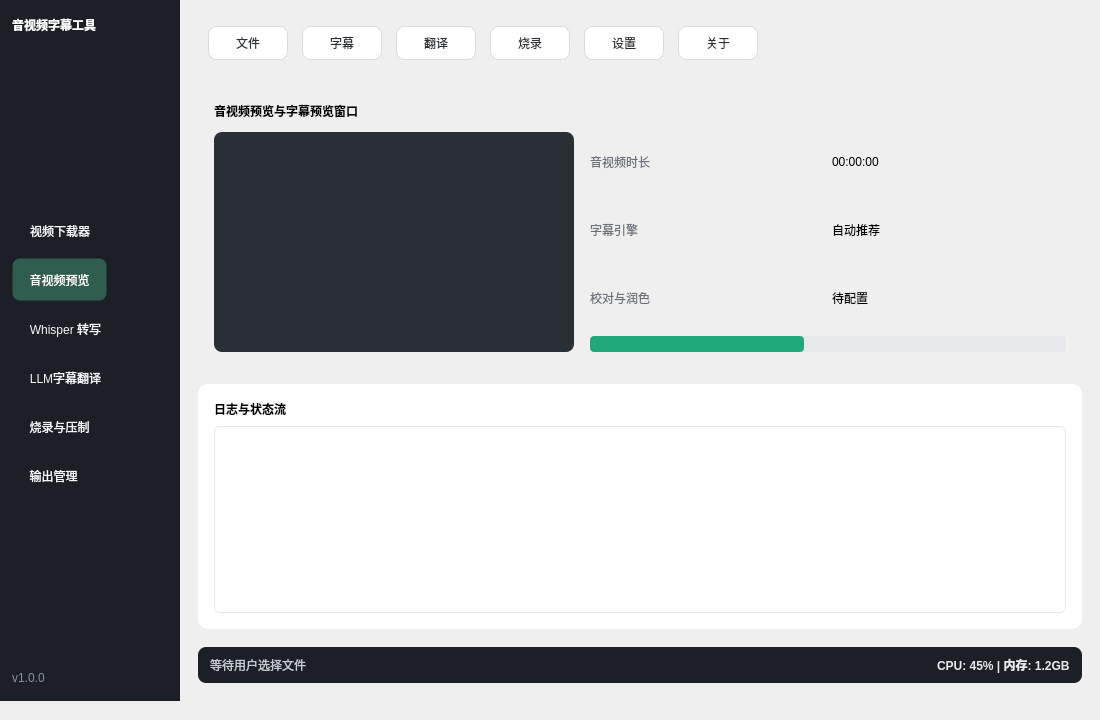
Harland-Liwalit/qSrtTool, file mainwindow.ui: the form before one commit.
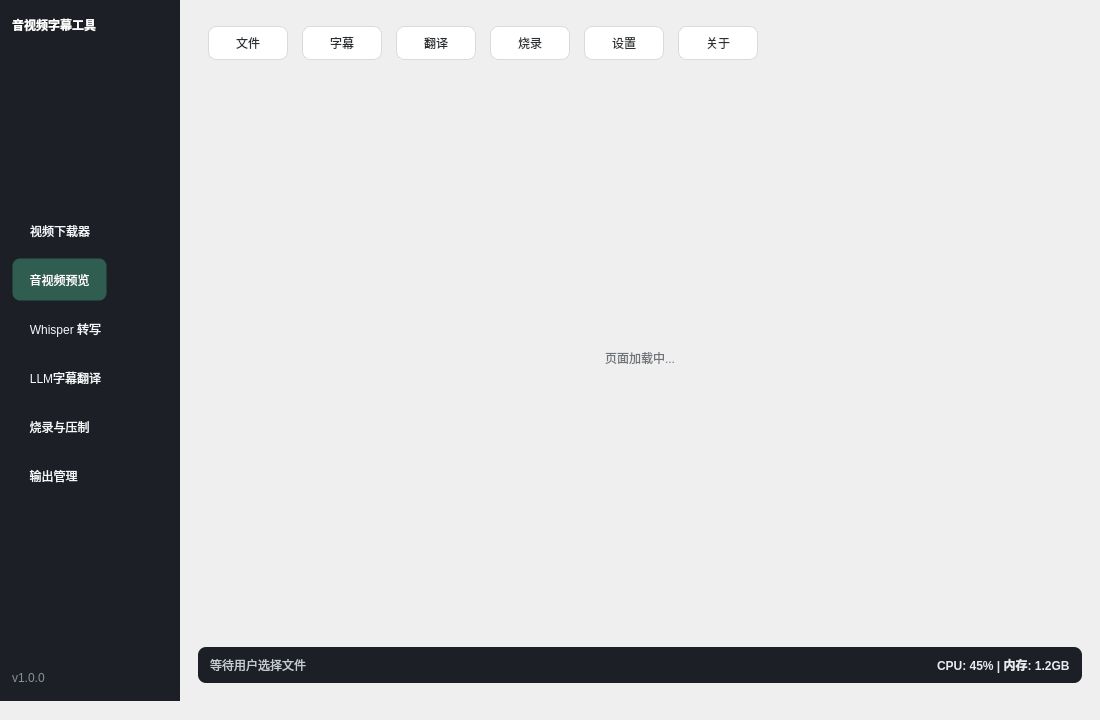
The form after the commit.

Commit message: 子页分离，流状态栏槽函数实现

What changed in the file:
```diff
--- a/mainwindow.ui
+++ b/mainwindow.ui
@@ -340,239 +340,35 @@
         <property name="currentIndex">
          <number>0</number>
         </property>
-        <widget class="QWidget" name="pagePreview">
-         <layout class="QVBoxLayout" name="previewLayout">
-          <property name="spacing">
-           <number>16</number>
-          </property>
-          <property name="leftMargin">
-           <number>0</number>
-          </property>
-          <property name="topMargin">
-           <number>0</number>
-          </property>
-          <property name="rightMargin">
-           <number>0</number>
-          </property>
-          <property name="bottomMargin">
-           <number>0</number>
-          </property>
-          <item>
-           <widget class="QFrame" name="cardFrame">
-            <layout class="QVBoxLayout" name="cardLayout">
-             <property name="spacing">
-              <number>12</number>
-             </property>
-             <property name="leftMargin">
-              <number>16</number>
-             </property>
-             <property name="topMargin">
-              <number>16</number>
-             </property>
-             <property name="rightMargin">
-              <number>16</number>
-             </property>
-             <property name="bottomMargin">
-              <number>16</number>
-             </property>
-             <item>
-              <widget class="QLabel" name="previewTitleLabel">
-               <property name="styleSheet">
-                <string notr="true">font: 12pt &quot;Microsoft YaHei&quot;; font-weight: 600;</string>
-               </property>
-               <property name="text">
-                <string>音视频预览与字幕预览窗口</string>
-               </property>
-              </widget>
-             </item>
-             <item>
-              <layout class="QHBoxLayout" name="previewBodyLayout">
-               <property name="spacing">
-                <number>16</number>
-               </property>
-               <item>
-                <widget class="QFrame" name="videoPlaceholder">
-                 <property name="minimumSize">
-                  <size>
-                   <width>360</width>
-                   <height>220</height>
-                  </size>
-                 </property>
-                 <property name="styleSheet">
-                  <string notr="true">background-color: #2A2F36; border-radius: 8px;</string>
-                 </property>
-                </widget>
-               </item>
-               <item>
-                <layout class="QVBoxLayout" name="previewInfoLayout">
-                 <property name="spacing">
-                  <number>8</number>
-                 </property>
-                 <item>
-                  <layout class="QHBoxLayout" name="infoRowOne">
-                   <item>
-                    <widget class="QLabel" name="infoLabelOne">
-                     <property name="styleSheet">
-                      <string notr="true">color: #6E737A;</string>
-                     </property>
-                     <property name="text">
-                      <string>音视频时长</string>
-                     </property>
-                    </widget>
-                   </item>
-                   <item>
-                    <widget class="QLabel" name="infoValueOne">
-                     <property name="text">
-                      <string>00:00:00</string>
-                     </property>
-                    </widget>
-                   </item>
-                  </layout>
-                 </item>
-                 <item>
-                  <layout class="QHBoxLayout" name="infoRowTwo">
-                   <item>
-                    <widget class="QLabel" name="infoLabelTwo">
-                     <property name="styleSheet">
-                      <string notr="true">color: #6E737A;</string>
-                     </property>
-                     <property name="text">
-                      <string>字幕引擎</string>
-                     </property>
-                    </widget>
-                   </item>
-                   <item>
-                    <widget class="QLabel" name="infoValueTwo">
-                     <property name="text">
-                      <string>自动推荐</string>
-                     </property>
-                    </widget>
-                   </item>
-                  </layout>
-                 </item>
-                 <item>
-                  <layout class="QHBoxLayout" name="infoRowThree">
-                   <item>
-                    <widget class="QLabel" name="infoLabelThree">
-                     <property name="styleSheet">
-                      <string notr="true">color: #6E737A;</string>
-                     </property>
-                     <property name="text">
-                      <string>校对与润色</string>
-                     </property>
-                    </widget>
-                   </item>
-                   <item>
-                    <widget class="QLabel" name="infoValueThree">
-                     <property name="text">
-                      <string>待配置</string>
-                     </property>
-                    </widget>
-                   </item>
-                  </layout>
-                 </item>
-                 <item>
-                  <widget class="QProgressBar" name="progressBar">
-                   <property name="styleSheet">
-                    <string notr="true">QProgressBar { background-color: #E6E8EB; border-radius: 4px; height: 10px; }
-QProgressBar::chunk { background-color: #1FA87A; border-radius: 4px; }</string>
-                   </property>
-                   <property name="value">
-                    <number>45</number>
-                   </property>
-                   <property name="textVisible">
-                    <bool>false</bool>
-                   </property>
-                  </widget>
-                 </item>
-                </layout>
-               </item>
-              </layout>
-             </item>
-            </layout>
-           </widget>
-          </item>
-          <item>
-           <widget class="QFrame" name="logFrame">
-            <property name="styleSheet">
-             <string notr="true">background-color: #FFFFFF; border-radius: 10px;</string>
-            </property>
-            <layout class="QVBoxLayout" name="logLayout">
-             <property name="spacing">
-              <number>8</number>
-             </property>
-             <property name="leftMargin">
-              <number>16</number>
-             </property>
-             <property name="topMargin">
-              <number>16</number>
-             </property>
-             <property name="rightMargin">
-              <number>16</number>
-             </property>
-             <property name="bottomMargin">
-              <number>16</number>
-             </property>
-             <item>
-              <widget class="QLabel" name="logTitleLabel">
-               <property name="styleSheet">
-                <string notr="true">font: 11pt &quot;Microsoft YaHei&quot;; font-weight: 600;</string>
-               </property>
-               <property name="text">
-                <string>日志与状态流</string>
-               </property>
-              </widget>
-             </item>
-             <item>
-              <widget class="QTextEdit" name="logTextEdit">
-               <property name="minimumSize">
-                <size>
-                 <width>0</width>
-                 <height>180</height>
-                </size>
-               </property>
-               <property name="styleSheet">
-                <string notr="true">QTextEdit { border: 1px solid #E6E8EB; border-radius: 6px; }</string>
-               </property>
-               <property name="readOnly">
-                <bool>true</bool>
-               </property>
-              </widget>
-             </item>
-            </layout>
-           </widget>
-          </item>
-         </layout>
-        </widget>
-        <widget class="QWidget" name="pageOther">
-         <layout class="QVBoxLayout" name="otherLayout">
-          <property name="leftMargin">
-           <number>20</number>
-          </property>
-          <property name="topMargin">
-           <number>20</number>
-          </property>
-          <property name="rightMargin">
-           <number>20</number>
-          </property>
-          <property name="bottomMargin">
-           <number>20</number>
-          </property>
-          <item>
-           <widget class="QLabel" name="placeholderLabel">
-            <property name="styleSheet">
-             <string notr="true">color: #6E737A; font: 12pt &quot;Microsoft YaHei&quot;;</string>
-            </property>
-            <property name="text">
-             <string>功能页面占位</string>
-            </property>
-            <property name="alignment">
-             <set>Qt::AlignCenter</set>
-            </property>
-           </widget>
-          </item>
-         </layout>
-        </widget>
+                        <widget class="QWidget" name="pagePlaceholder">
+                         <layout class="QVBoxLayout" name="placeholderLayout">
+                              <property name="leftMargin">
+                               <number>0</number>
+                              </property>
+                              <property name="topMargin">
+                               <number>0</number>
+                              </property>
+                              <property name="rightMargin">
+                               <number>0</number>
+                              </property>
+                              <property name="bottomMargin">
+                               <number>0</number>
+                              </property>
+                              <item>
+                               <widget class="QLabel" name="placeholderLabel">
+                                    <property name="text">
+                                     <string>页面加载中...</string>
+                                    </property>
+                                    <property name="alignment">
+                                     <set>Qt::AlignCenter</set>
+                                    </property>
+                                    <property name="styleSheet">
+                                     <string notr="true">color: #6E737A; font: 11pt &quot;Microsoft YaHei&quot;;</string>
+                                    </property>
+                               </widget>
+                              </item>
+                         </layout>
+                        </widget>
        </widget>
       </item>
       <item>
```
The commit also changes 2 other files.
